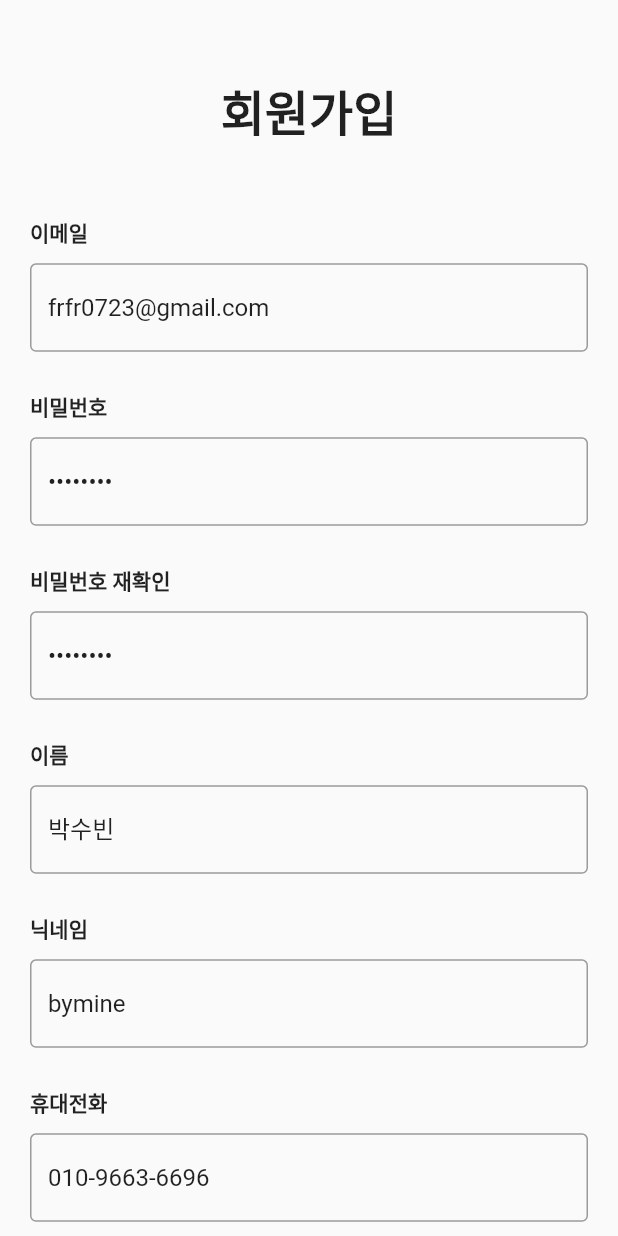
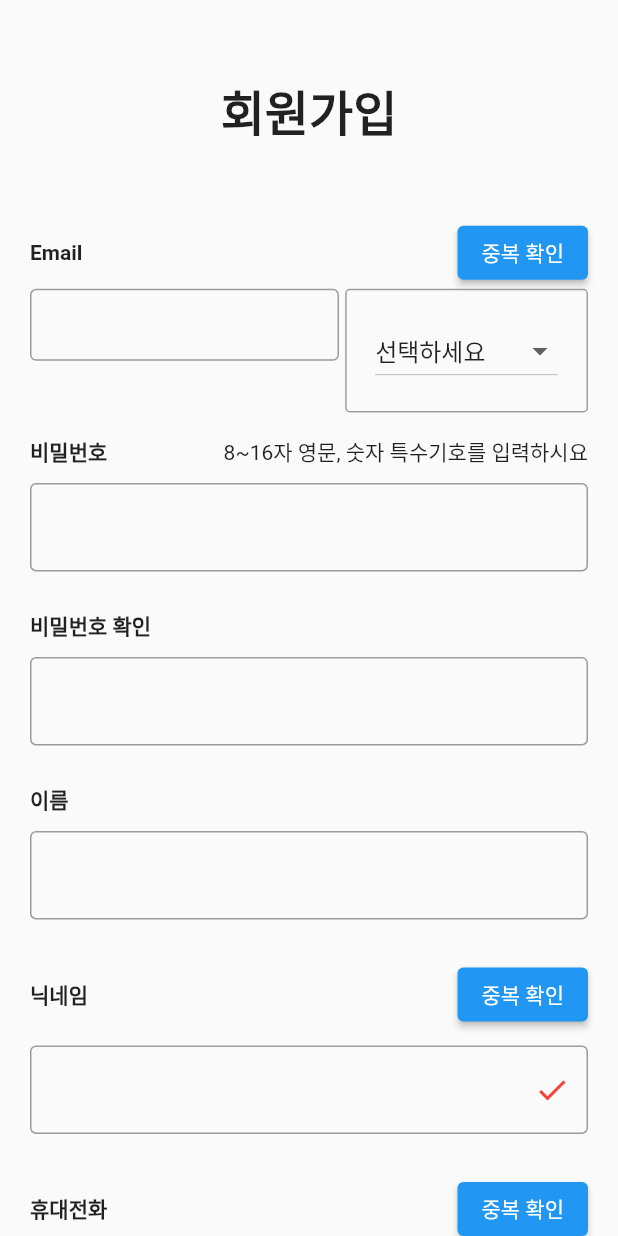
Before and after one commit to seonjaena/Together, a Flutter app: the SignUpPage screen opened directly, on a phone screen of 412 x 824 dp. Run offline on Flutter 3.47's test engine with Material 2 defaults, Android fonts, the phone set to English and light mode, and no system bars; our stand-ins replace syncfusion_flutter_calendar.

Commit message:
sign up 05-27

```diff
--- /dev/null
+++ b/lib/data.dart
@@ -0,0 +1,8 @@
+List emailList = [
+  '선택하세요',
+  '@naver.com',
+  '@hanmail.net',
+  '@nate.com',
+  '@daum.net',
+  '@gmail.com'
+];
--- a/lib/page/login/sign_in_page.dart
+++ b/lib/page/login/sign_in_page.dart
@@ -15,7 +15,6 @@ class SignInPage extends StatelessWidget {
   Widget build(BuildContext context) {
     double width = MediaQuery.of(context).size.width;
     double height = MediaQuery.of(context).size.height;
-
     return Scaffold(
         resizeToAvoidBottomInset: false,
         body: Container(
--- a/lib/page/login/sign_up_page.dart
+++ b/lib/page/login/sign_up_page.dart
@@ -3,6 +3,7 @@ import 'dart:convert';
 import 'package:flutter/material.dart';
 import 'package:together/model/user.dart';
 import 'package:http/http.dart' as http;
+import 'package:together/widget/email_form.dart';
 
 class SignUpPage extends StatefulWidget {
   @override
@@ -10,17 +11,22 @@ class SignUpPage extends StatefulWidget {
 }
 
 class _SignUpPageState extends State<SignUpPage> {
+  String _selectedValue = '선택하세요';
+  final emailList = ['선택하세요', 'naver.com', 'hanmail.net'];
   final _formKey = GlobalKey<FormState>();
-  final nameController = TextEditingController(text: "박수빈");
-  final nicknameController = TextEditingController(text: "bymine");
-  final emailController = TextEditingController(text: "frfr0723@gmail.com");
-  final passwordController = TextEditingController(text: "abcd1234");
-  final repasswordController = TextEditingController(text: "abcd1234");
-  final phoneController = TextEditingController(text: "010-9663-6696");
+  final _emailformKey = GlobalKey<FormState>();
+  final _nicknameformKey = GlobalKey<FormState>();
+
+  int nicknameCheckFlag = 0; // 0 일경우 중복확인 체크하세요  1일경우 사용가능 2 이미 존재하는 아이디
+
+  final nameController = TextEditingController();
+  final nicknameController = TextEditingController();
+  final passwordController = TextEditingController();
+  final repasswordController = TextEditingController();
+  final phoneController = TextEditingController();
   final yearController = TextEditingController(text: "1997");
   final monthController = TextEditingController(text: "7");
   final dayController = TextEditingController(text: "23");
-  final ageController = TextEditingController(text: "25");
   DateTime birth = DateTime.now();
   @override
   Widget build(BuildContext context) {
@@ -32,8 +38,9 @@ class _SignUpPageState extends State<SignUpPage> {
       body: SingleChildScrollView(
         child: Container(
           padding: EdgeInsets.only(top: 50),
+          child: Form(
+            key: _formKey,
             child: Column(
-            crossAxisAlignment: CrossAxisAlignment.center,
               children: [
                 Text(
                   '회원가입',
@@ -42,101 +49,50 @@ class _SignUpPageState extends State<SignUpPage> {
                 SizedBox(
                   height: height * 0.048,
                 ),
-              Form(
-                key: _formKey,
-                child: Column(
-                  children: [
-                    buildHearder(
-                      //인증 기능
-                      header: "이메일",
-                      child: buildFormField("이메일", emailController, false),
+                SignUpEmailForm(),
+                buildHearderChek(
+                  header: "비밀번호",
+                  subtitle: "8~16자 영문, 숫자 특수기호를 입력하시요",
+                  child: buildPwForm("비밀번호", passwordController, true),
                 ),
                 buildHearder(
-                      header: "비밀번호",
-                      child: buildFormField("비밀번호", passwordController, true),
-                    ),
-                    buildHearder(
-                      // 비밀번호 텍스트 일치할것, 영문 숫자 특수기호  길이 제한 추가
-                      header: "비밀번호 재확인",
-                      child: buildFormField("비밀번호", repasswordController, true),
+                  header: "비밀번호 확인",
+                  child: buildRePwForm("비밀번호", repasswordController, true),
                 ),
                 buildHearder(
                   header: "이름",
                   child: buildFormField("이름", nameController, false),
                 ),
-                    buildHearder(
+                buildHearderDupCheck(
                   //중복확인
                   header: "닉네임",
-                      child: buildFormField("닉네임", nicknameController, false),
+                  dupChecker: ElevatedButton(
+                      onPressed: () async {
+                        if (nicknameController.text == "bymine") {
+                          //
+                          setState(() {
+                            nicknameCheckFlag = 2;
+                          });
+                        } else {
+                          setState(() {
+                            nicknameCheckFlag = 3;
+                          });
+                        }
+                        print(nicknameCheckFlag);
+                      },
+                      child: Text("중복 확인")),
+                  child: buildcheckNickname("닉네임", nicknameController, false),
                 ),
-                    buildHearder(
+                buildHearderDupCheck(
                   //중복확인
                   header: "휴대전화",
+                  dupChecker:
+                      ElevatedButton(onPressed: () {}, child: Text("중복 확인")),
                   child: buildFormField("휴대전화", phoneController, false),
                 ),
-                    buildHearder(
-                      header: "생년월일",
-                      child: Container(
-                        padding: EdgeInsets.symmetric(
-                          vertical: 10,
-                        ),
-                        child: Row(
-                          children: [
-                            Container(
-                              width: width * 0.3,
-                              child: TextFormField(
-                                keyboardType: TextInputType.number,
-                                decoration: InputDecoration(
-                                  border: OutlineInputBorder(),
-                                  hintText: "년(4자)",
-                                ),
-                                controller: yearController,
-                              ),
-                            ),
-                            SizedBox(
-                              width: width * 0.032,
-                            ),
-                            Container(
-                              width: width * 0.26,
-                              child: TextFormField(
-                                keyboardType: TextInputType.number,
-                                decoration: InputDecoration(
-                                  border: OutlineInputBorder(),
-                                  hintText: "월",
-                                ),
-                                controller: monthController,
-                              ),
-                            ),
-                            SizedBox(
-                              width: width * 0.032,
-                            ),
-                            Container(
-                              width: width * 0.26,
-                              child: TextFormField(
-                                keyboardType: TextInputType.number,
-                                decoration: InputDecoration(
-                                  border: OutlineInputBorder(),
-                                  hintText: "일",
-                                ),
-                                controller: dayController,
-                              ),
-                            ),
+                buildSignUpButton(width, height, context),
               ],
             ),
-                      ),
-                    ),
-                    buildHearder(
-                      header: "나이",
-                      child: buildFormField("나이", ageController, false),
-                    ),
-                  ],
-                ),
-              ),
-              buildSignUpButton(width, height, context),
-              SizedBox(
-                height: height * 0.01,
-              )
-            ],
           ),
         ),
       ),
@@ -154,12 +110,105 @@ class _SignUpPageState extends State<SignUpPage> {
           border: OutlineInputBorder(),
         ),
         controller: controller,
+        autovalidateMode: AutovalidateMode.onUserInteraction,
         validator: (text) {
           if (text!.isEmpty) {
             return '${form}를 입력하세요';
           } else {
             return null;
           }
+        },
+        obscureText: visible,
+      ),
+    );
+  }
+
+  Container buildPwForm(
+      String form, TextEditingController controller, bool visible) {
+    return Container(
+      padding: EdgeInsets.symmetric(
+        vertical: 10,
+      ),
+      child: TextFormField(
+        decoration: InputDecoration(
+          border: OutlineInputBorder(),
+        ),
+        controller: controller,
+        autovalidateMode: AutovalidateMode.onUserInteraction,
+        validator: (text) {
+          if (text!.isEmpty) {
+            return "비밀번호를 입력하세요.";
+          }
+          if (text.length < 8) {
+            return '8자 이상 입력해 주세요';
+          } else {
+            return null;
+          }
+        },
+        obscureText: visible,
+      ),
+    );
+  }
+
+  Container buildRePwForm(
+      String form, TextEditingController controller, bool visible) {
+    return Container(
+      padding: EdgeInsets.symmetric(
+        vertical: 10,
+      ),
+      child: TextFormField(
+        decoration: InputDecoration(
+          border: OutlineInputBorder(),
+        ),
+        controller: controller,
+        autovalidateMode: AutovalidateMode.onUserInteraction,
+        validator: (text) {
+          if (text!.isEmpty) {
+            return "비밀번호를 입력하세요.";
+          }
+          print(passwordController.text);
+          if (text != passwordController.text) {
+            return '비밀번호가 일치하지 않습니다. 다시 입력하세요.';
+          } else {
+            return null;
+          }
+        },
+        obscureText: visible,
+      ),
+    );
+  }
+
+  Container buildcheckNickname(
+      String form, TextEditingController controller, bool visible) {
+    return Container(
+      padding: EdgeInsets.symmetric(
+        vertical: 10,
+      ),
+      child: TextFormField(
+        decoration: InputDecoration(
+          border: OutlineInputBorder(),
+          suffixIcon: Icon(
+            Icons.check,
+            color: nicknameCheckFlag == 3 ? Colors.green : Colors.red,
+          ),
+        ),
+        controller: controller,
+        autovalidateMode: AutovalidateMode.onUserInteraction,
+        onChanged: (text) {
+          nicknameCheckFlag = 0;
+        },
+        validator: (text) {
+          if (text!.isNotEmpty && nicknameCheckFlag == 1) {
+            nicknameCheckFlag = 3;
+            return "사용가능한 닉네임입니다.";
+          } else if (text.isNotEmpty && nicknameCheckFlag == 2) {
+            return "이미 사용중이거나 탈퇴한 닉네임입니다.";
+          } else if (text.isNotEmpty && nicknameCheckFlag == 0) {
+            return "중복 체크하시오.";
+          } else if (text.isNotEmpty && nicknameCheckFlag == 3) {
+            return null;
+          } else
+            return "닉네임을 입력하세요";
         },
         obscureText: visible,
       ),
@@ -183,7 +232,55 @@ class _SignUpPageState extends State<SignUpPage> {
           ],
         ),
       );
+  Widget buildHearderChek({
+    required String header,
+    required String subtitle,
+    required Widget child,
+  }) =>
+      Padding(
+        padding: const EdgeInsets.symmetric(horizontal: 20, vertical: 8),
+        child: Column(
+          crossAxisAlignment: CrossAxisAlignment.start,
+          children: [
+            Row(
+              mainAxisAlignment: MainAxisAlignment.spaceBetween,
+              children: [
+                Text(
+                  header,
+                  style: TextStyle(fontWeight: FontWeight.bold),
+                ),
+                Text(subtitle),
+              ],
+            ),
+            child
+          ],
+        ),
+      );
 
+  Widget buildHearderDupCheck({
+    required String header,
+    required Widget dupChecker,
+    required Widget child,
+  }) =>
+      Padding(
+        padding: const EdgeInsets.symmetric(horizontal: 20, vertical: 8),
+        child: Column(
+          crossAxisAlignment: CrossAxisAlignment.start,
+          children: [
+            Row(
+              mainAxisAlignment: MainAxisAlignment.spaceBetween,
+              children: [
+                Text(
+                  header,
+                  style: TextStyle(fontWeight: FontWeight.bold),
+                ),
+                dupChecker,
+              ],
+            ),
+            child
+          ],
+        ),
+      );
   Container buildSignUpButton(
       double width, double height, BuildContext context) {
     return Container(
@@ -193,20 +290,7 @@ class _SignUpPageState extends State<SignUpPage> {
         style: ElevatedButton.styleFrom(primary: Colors.green),
         onPressed: () async {
           if (_formKey.currentState!.validate()) {
-            User user = User(
-                email: emailController.text,
-                password: passwordController.text,
-                name: nameController.text,
-                phone: phoneController.text,
-                nickname: nicknameController.text,
-                birthday: DateTime(
-                  int.parse(yearController.text),
-                  int.parse(monthController.text),
-                  int.parse(dayController.text),
-                ).toIso8601String(),
-                age: int.parse(ageController.text));
-            print(jsonEncode(user.toJson()));
-            signUpUser(user);
+            Navigator.of(context).pop();
           }
         },
         child: Text(
@@ -216,11 +300,4 @@ class _SignUpPageState extends State<SignUpPage> {
       ),
     );
   }
-
-  void signUpUser(User user) async {
-    final response = await http.post(
-        Uri.parse('http://10.0.2.2:8080/user/signup'),
-        headers: {'Content-Type': "application/json"},
-        body: jsonEncode(user.toJson()));
 }
-}
--- /dev/null
+++ b/lib/widget/email_form.dart
@@ -0,0 +1,105 @@
+import 'package:flutter/cupertino.dart';
+import 'package:flutter/material.dart';
+import 'package:together/data.dart';
+
+class SignUpEmailForm extends StatefulWidget {
+  @override
+  _SignUpEmailFormState createState() => _SignUpEmailFormState();
+}
+
+class _SignUpEmailFormState extends State<SignUpEmailForm> {
+  final _emailformKey = GlobalKey<FormState>();
+  final emailController = TextEditingController();
+  String selectedValue = '선택하세요';
+  final validEmail = RegExp(r'^[a-zA-Z0-9]+$');
+
+  @override
+  Widget build(BuildContext context) {
+    double width = MediaQuery.of(context).size.width;
+    double height = MediaQuery.of(context).size.height;
+
+    return Container(
+      padding: EdgeInsets.symmetric(horizontal: 20, vertical: 8),
+      child: Column(
+        crossAxisAlignment: CrossAxisAlignment.start,
+        children: [
+          Row(
+            mainAxisAlignment: MainAxisAlignment.spaceBetween,
+            children: [
+              Text(
+                "Email",
+                style: TextStyle(fontWeight: FontWeight.bold),
+              ),
+              ElevatedButton(
+                onPressed: () {
+                  // 메일 형식이 옳바를  경우
+                  // post 메소드 사용해서 이메일 중복 확인
+                  // flag 따라 메시지 전송
+                },
+                child: Text('중복 확인'),
+              ),
+            ],
+          ),
+          Row(
+            crossAxisAlignment: CrossAxisAlignment.center,
+            children: [
+              Container(
+                width: width * 0.5,
+                height: height * 0.1,
+                child: TextFormField(
+                  textAlign: TextAlign.center,
+                  key: _emailformKey,
+                  controller: emailController,
+                  decoration: InputDecoration(
+                    errorMaxLines: 1,
+                    contentPadding: EdgeInsets.symmetric(vertical: 10),
+                    border: OutlineInputBorder(),
+                  ),
+                  autovalidateMode: AutovalidateMode.onUserInteraction,
+                  validator: (email) {
+                    if (email!.isEmpty) {
+                      return "이메일을 입력하세요";
+                    }
+                    if (!validEmail.hasMatch(email)) {
+                      //특수기호 포함 x
+                      return "이메일을 올바르게 입력해주세요.";
+                    }
+                  },
+                ),
+              ),
+              SizedBox(
+                width: width * 0.01,
+              ),
+              Expanded(
+                child: Container(
+                  height: height * 0.1,
+                  decoration: BoxDecoration(
+                      border: Border.all(width: 1, color: Colors.grey),
+                      borderRadius: BorderRadius.circular(3)),
+                  child: Center(
+                    child: DropdownButton(
+                      value: selectedValue,
+                      items: emailList.map(
+                        (value) {
+                          return DropdownMenuItem(
+                            value: value,
+                            child: Text(value),
+                          );
+                        },
+                      ).toList(),
+                      onChanged: (value) {
+                        setState(() {
+                          selectedValue = value.toString();
+                        });
+                      },
+                    ),
+                  ),
+                ),
+              )
+            ],
+          )
+        ],
+      ),
+    );
+  }
+}
```
Lines whose indentation alone changed are shown as unchanged.
